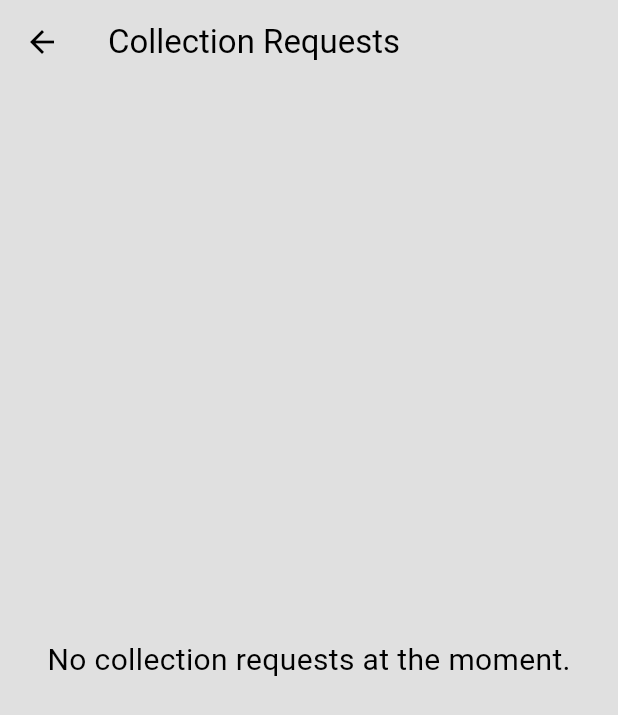
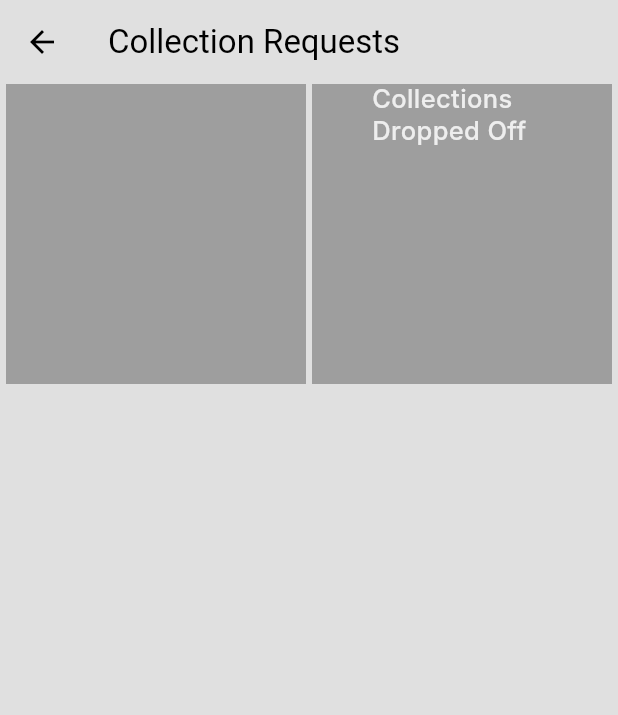
Before and after one commit to rkareem2/Clean-Cycle_flutter-app, a Flutter app: the CollectionRequestsPage screen opened by its route, on a phone screen of 412 x 824 dp. Shown: the top 715 px of the screen. Run offline on Flutter 3.47's test engine with Material 3 defaults, Android fonts, the phone set to English and light mode, and no system bars; our stand-ins replace cloud_firestore, firebase_auth, firebase_core, get, google_maps_flutter; accounts and stored records are empty; Roboto replaces fonts that are missing (Inter).

Commit message:
created collection requests page

```diff
--- a/clean_cycle/lib/components/my_drawer.dart
+++ b/clean_cycle/lib/components/my_drawer.dart
@@ -56,7 +56,7 @@ class MyDrawer extends StatelessWidget {
 
             // collection requests tile
             MyDrawerTile(
-                text: "C O L L E C T I O N             R E Q U E S T S",
+                text: '''C O L L E C T I O N\nR E Q U E S T S''',
                 icon: Icons.recycling,
                 onTap: () {
                   //Pop drawer
--- a/clean_cycle/lib/components/my_nav-bar.dart
+++ b/clean_cycle/lib/components/my_nav-bar.dart
@@ -1,4 +1,4 @@
-import 'package:clean_cycle/pages/Collection_Request.dart';
+import 'package:clean_cycle/pages/collection_requests_page.dart';
 import 'package:clean_cycle/pages/Home_page.dart';
 import 'package:clean_cycle/pages/contribute_page.dart';
 import 'package:clean_cycle/pages/map.dart';
--- a/clean_cycle/lib/main.dart
+++ b/clean_cycle/lib/main.dart
@@ -1,7 +1,7 @@
 import 'package:clean_cycle/Themes/theme_provider.dart';
+import 'package:clean_cycle/pages/collection_requests_page.dart';
 import 'package:clean_cycle/pages/contribute_page.dart';
 import 'package:clean_cycle/pages/map.dart';
-import 'package:clean_cycle/pages/Collection_Request.dart';
 import 'package:clean_cycle/services/auth/auth_gate.dart';
 import 'package:clean_cycle/services/auth/logout.dart';
 import 'package:flutter/material.dart';
--- a/clean_cycle/lib/pages/Collection_Request.dart
+++ /dev/null
@@ -1,20 +0,0 @@
-import 'package:flutter/material.dart';
-
-class CollectionRequestsPage extends StatelessWidget {
-  const CollectionRequestsPage({super.key});
-
-  @override
-  Widget build(BuildContext context) {
-    return Scaffold(
-      appBar: AppBar(
-        title: const Text('Collection Requests'),
-      ),
-      body: Center(
-        child: const Text(
-          'No collection requests at the moment.',
-          style: TextStyle(fontSize: 20),
-        ),
-      ),
-    );
-  }
-}
--- a/clean_cycle/lib/pages/Home_page.dart
+++ b/clean_cycle/lib/pages/Home_page.dart
@@ -1,5 +1,5 @@
 import 'package:clean_cycle/components/my_nav-bar.dart';
-import 'package:clean_cycle/pages/Collection_Request.dart';
+import 'package:clean_cycle/pages/collection_requests_page.dart';
 import 'package:clean_cycle/pages/contribute_page.dart';
 import 'package:flutter/material.dart';
 import 'package:clean_cycle/components/my_drawer.dart';
--- a/clean_cycle/lib/pages/collection_requests_page.dart
+++ b/clean_cycle/lib/pages/collection_requests_page.dart
@@ -6,10 +6,41 @@ class CollectionRequestsPage extends StatelessWidget {
   @override
   Widget build(BuildContext context) {
     return Scaffold(
+      backgroundColor: Theme.of(context).colorScheme.surface,
       appBar: AppBar(
         title: const Text("Collection Requests"),
-        backgroundColor: Theme.of(context).colorScheme.surface,
       ),
-    );
+        body: Row(
+          mainAxisAlignment: MainAxisAlignment.spaceEvenly,
+          children: [
+            // Collections Picked Up
+           Container(
+            height: 200,
+            width: 200,
+            color: Theme.of(context).colorScheme.primary,
+           ),
+
+            // Collections Dropped Off
+            Container(
+              height: 200,
+              width: 200,
+              color: Theme.of(context).colorScheme.primary,
+              child: Padding(
+                padding: EdgeInsets.only(left: 40),
+                child: Text(
+                  "Collections\nDropped Off",
+                  style: TextStyle(
+                    color: Theme.of(context).colorScheme.secondary,
+                    fontSize: 17,
+                    fontFamily: 'Inter',
+                    fontWeight: FontWeight.w500,
+                    height: 0,
+                  ),
+                ),
+              ),
+            ),
+          ],
+          ),
+        );
   }
 }
```
